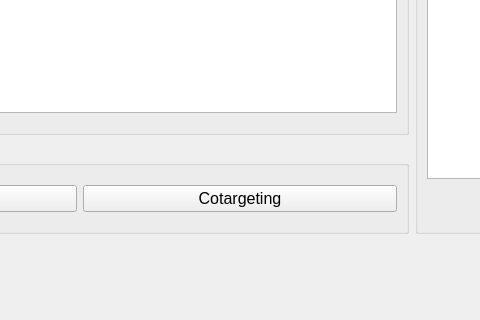
Qt form results.ui (TrinhLab/CASPERapp) before a commit; both pictures show x 279 to 759 and y 423 to 743 of the 1381 by 743 pixel window.
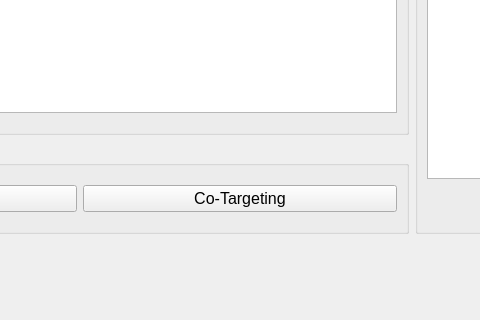
The same form after that commit.

Commit message: Updated/fixed CoTargeting and updated OT exe for Mac

```diff
--- a/results.ui
+++ b/results.ui
@@ -62,7 +62,7 @@
             <string>&lt;html&gt;&lt;head/&gt;&lt;body&gt;&lt;p&gt;Determine guides with synergistic PAMs (Ex. saCas9 and spCas9 compatible guides). &lt;span style=&quot; font-weight:600;&quot;&gt;Note:&lt;/span&gt; to analyze an organism for cotargeting guides, separate CSPR files must be generated for each additional endonuclease.&lt;/p&gt;&lt;/body&gt;&lt;/html&gt;</string>
            </property>
            <property name="text">
-            <string>Cotargeting</string>
+            <string>Co-Targeting</string>
            </property>
           </widget>
          </item>
```
Left out of the diff: 2 changed lines with no effect on the pictures. The commit also changes 6 other files.
